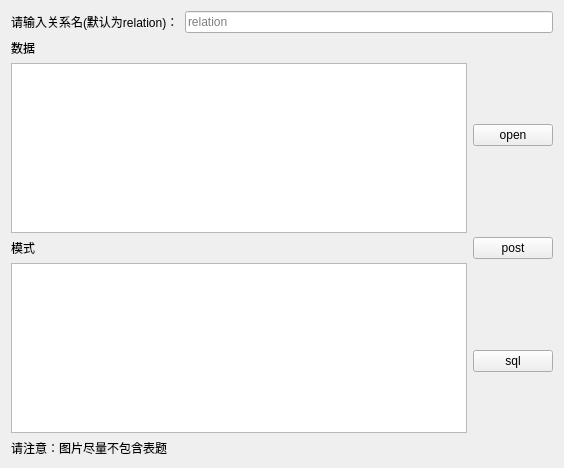
Before: the Qt Designer form window.ui in 02XX/table2sql, drawn with Qt 5.
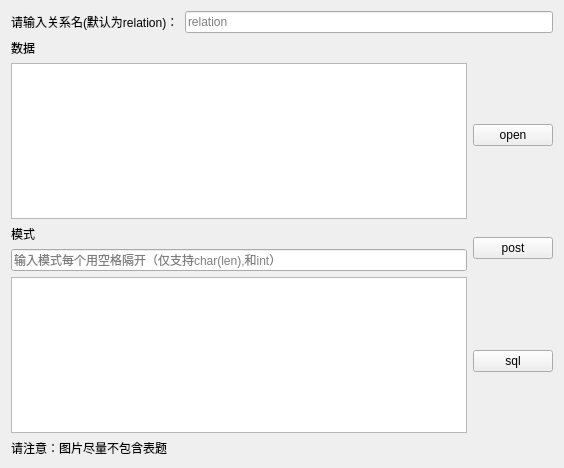
After: the same form once the commit is applied.

What changed in the file:
```diff
--- a/window.ui
+++ b/window.ui
@@ -69,6 +69,13 @@
            </property>
           </widget>
          </item>
+         <item>
+          <widget class="QLineEdit" name="lineEdit_2">
+           <property name="placeholderText">
+            <string>输入模式每个用空格隔开（仅支持char(len),和int）</string>
+           </property>
+          </widget>
+         </item>
          <item>
           <widget class="QPlainTextEdit" name="plainTextEdit_2"/>
          </item>
```
